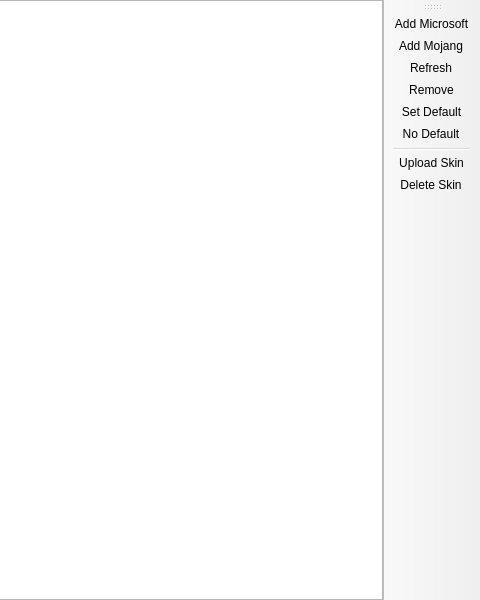
VorwerkUa2/WerkLauncher, file launcher/ui/pages/global/AccountListPage.ui: the form before one commit; both pictures show x 320 to 800 and y 0 to 600 of the 800 by 600 pixel window.
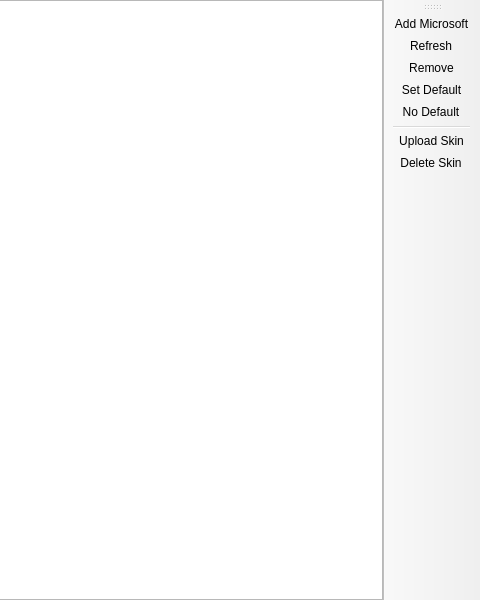
The form after the commit. Custom widgets are drawn as their Qt base class.

```diff
--- a/launcher/ui/pages/global/AccountListPage.ui
+++ b/launcher/ui/pages/global/AccountListPage.ui
@@ -53,7 +53,6 @@
     <bool>false</bool>
    </attribute>
    <addaction name="actionAddMicrosoft"/>
-   <addaction name="actionAddMojang"/>
    <addaction name="actionRefresh"/>
    <addaction name="actionRemove"/>
    <addaction name="actionSetDefault"/>
@@ -62,11 +61,6 @@
    <addaction name="actionUploadSkin"/>
    <addaction name="actionDeleteSkin"/>
   </widget>
-  <action name="actionAddMojang">
-   <property name="text">
-    <string>Add Mojang</string>
-   </property>
-  </action>
   <action name="actionRemove">
    <property name="text">
     <string>Remove</string>
```
